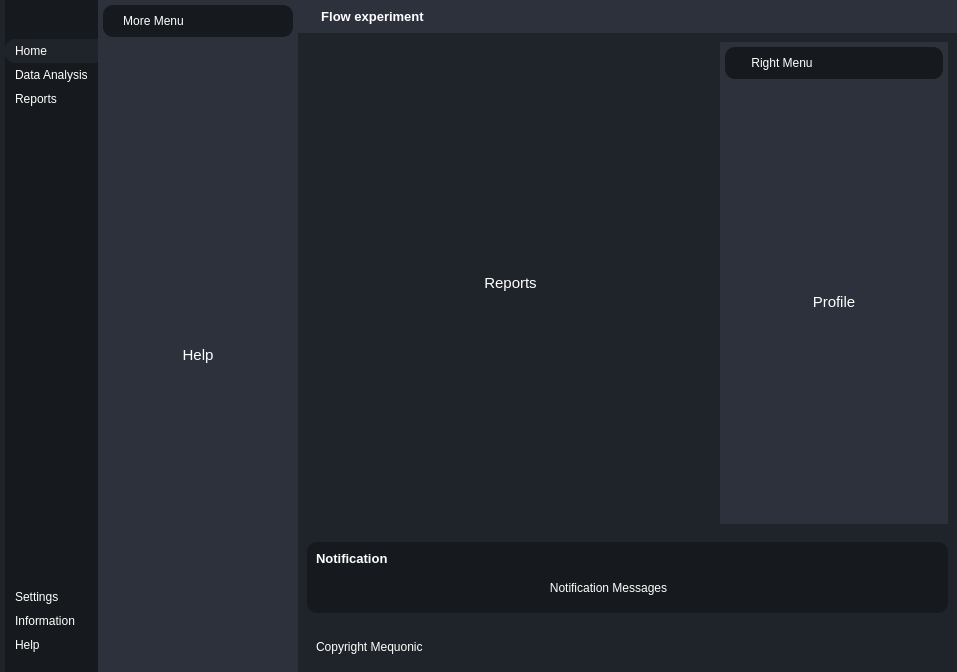
estebandsilva/PyQT, file interface.ui: the form before one commit.
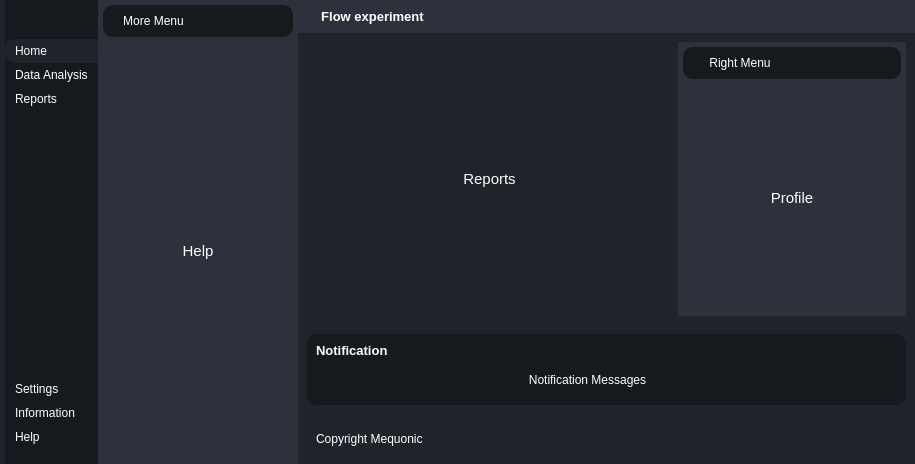
The form after the commit. Icons and pictures are not drawn.

```diff
--- a/interface.ui
+++ b/interface.ui
@@ -6,8 +6,8 @@
    <rect>
     <x>0</x>
     <y>0</y>
-    <width>957</width>
-    <height>672</height>
+    <width>915</width>
+    <height>464</height>
    </rect>
   </property>
   <property name="windowTitle">
```
Left out of the diff: 36 changed lines with no effect on the pictures.
